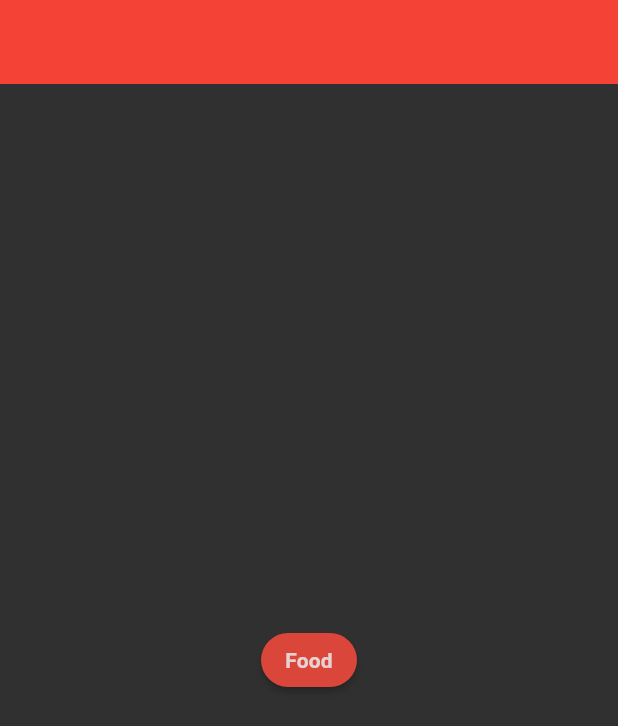
After one commit to cetincangokal/flutter101, a Flutter app: the screen it shows after launch, on a phone screen of 412 x 824 dp. The commit adds this screen. Shown: the top 726 px of the screen. Run offline on Flutter 3.47's test engine with Material 2 defaults, Android fonts, the phone set to English and light mode, and no system bars.

Commit message:
customWidget

```diff
--- /dev/null
+++ b/flutter_application_1/lib/101/custom_widget_learn.dart
@@ -0,0 +1,39 @@
+import 'package:flutter/material.dart';
+
+class customWidget extends StatelessWidget with _ColorsUtility {
+  customWidget({super.key});
+  final String title = 'Food';
+
+  @override
+  Widget build(BuildContext context) {
+    return Scaffold(
+      appBar: AppBar(),
+      body: Center(
+          child: CustomButton(title: title),),
+    );
+  }
+}
+
+class _ColorsUtility {
+  final Color redColor = Color.fromARGB(255, 231, 210, 210);
+  final Color buttonBackground = Color.fromARGB(255, 219, 70, 59);
+}
+
+class CustomButton extends StatelessWidget with _ColorsUtility {
+  CustomButton({super.key, required this.title});
+  final String title;
+  @override
+  Widget build(BuildContext context) {
+    return ElevatedButton(
+        style: ElevatedButton.styleFrom(
+            primary: buttonBackground, shape: StadiumBorder()),
+        onPressed: () {},
+        child: Text(
+          title,
+          style: Theme.of(context)
+              .textTheme
+              .subtitle2
+              ?.copyWith(color: redColor, fontWeight: FontWeight.bold),
+        ));
+  }
+}
--- a/flutter_application_1/lib/main.dart
+++ b/flutter_application_1/lib/main.dart
@@ -8,6 +8,7 @@ import 'package:flutter_application_1/101/button_learn.dart';
 import 'package:flutter_application_1/101/card_learn.dart';
 import 'package:flutter_application_1/101/color_learn.dart';
 import 'package:flutter_application_1/101/container_sized_box_learn.dart';
+import 'package:flutter_application_1/101/custom_widget_learn.dart';
 import 'package:flutter_application_1/101/padding_learn.dart';
 import 'package:flutter_application_1/101/scaffold_learn.dart';
 import 'package:flutter_application_1/101/stateless_learn.dart';
@@ -40,7 +41,7 @@ class MyApp extends StatelessWidget {
           shape: RoundedRectangleBorder(borderRadius: BorderRadius.circular(30)),
         ),
       ),
-      home: NoteDemos(),
+      home: customWidget(),
     );
   }
 }
```
